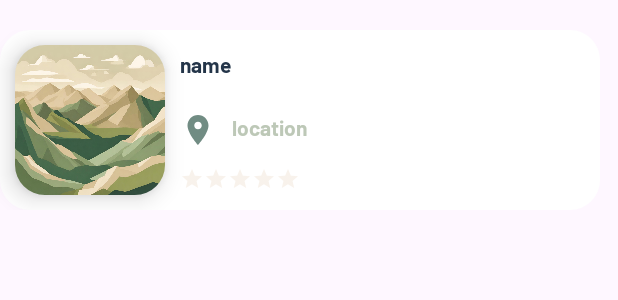
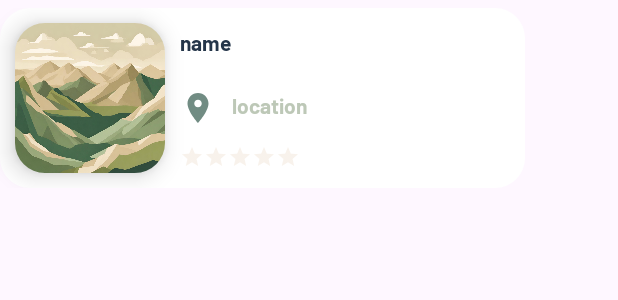
Before and after one commit to aanckr/co3-final-project, an Android app: the layout recycler_item.xml on its own in the app's theme, with its tools: preview values and no code run, on a phone screen of 412 x 824 dp. Shown: the top 300 px of the screen. Run offline under Robolectric (Android 15) with nearby library versions, the light colour scheme and no system bars.

Commit message:
Changed: Item size and margin

```diff
--- a/app/src/main/res/layout/recycler_item.xml
+++ b/app/src/main/res/layout/recycler_item.xml
@@ -1,9 +1,9 @@
 <?xml version="1.0" encoding="utf-8"?>
 <androidx.constraintlayout.widget.ConstraintLayout xmlns:android="http://schemas.android.com/apk/res/android"
     xmlns:app="http://schemas.android.com/apk/res-auto"
-    android:layout_width="400dp"
+    android:layout_width="350dp"
     android:layout_height="wrap_content"
-    android:layout_marginVertical="20dp"
+    android:layout_marginVertical="5dp"
     android:background="@drawable/roundstyle"
     android:backgroundTint="@color/white">
 
```
